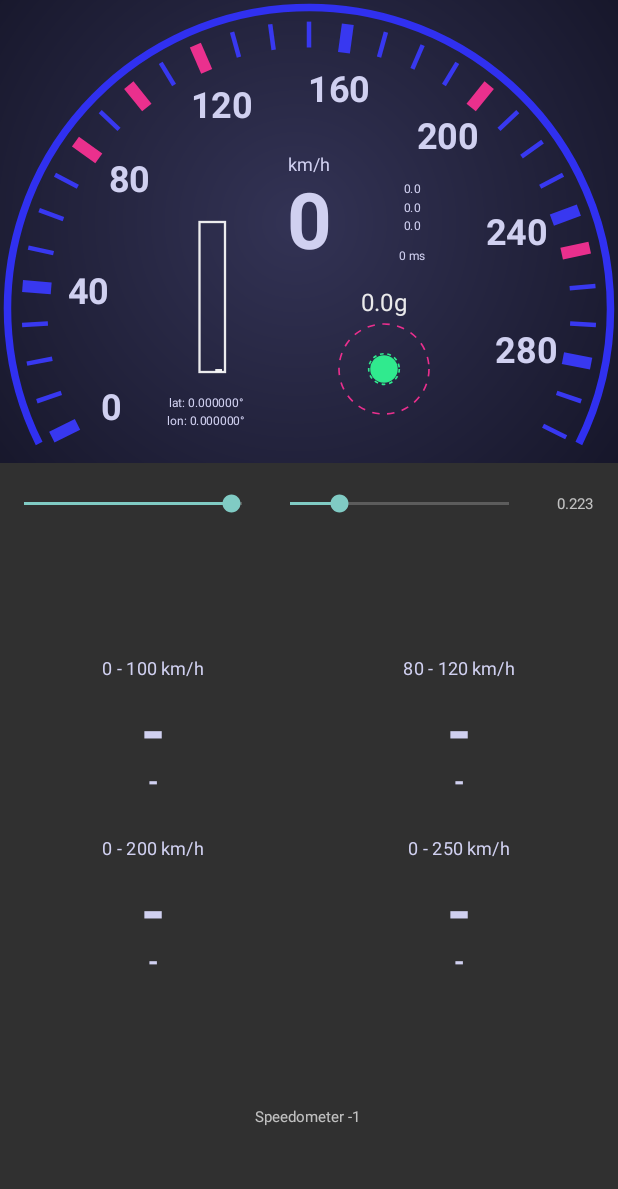
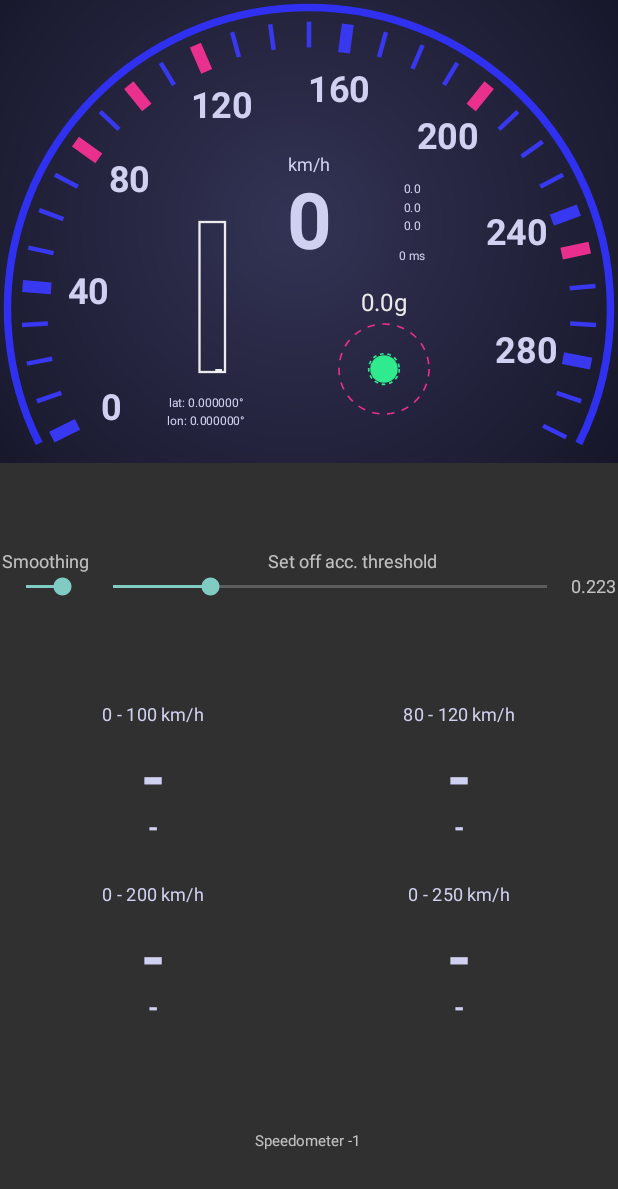
Before and after one commit to 607011/Speedometer, an Android app: the screen it shows after launch (MainActivity), on a phone screen of 412 x 824 dp. Shown: the top 1189 px of the screen. Run offline under Robolectric (Android 15) with nearby library versions, the phone set to English and light mode, and no system bars.

Commit message:
Working on better 'set off' detection.

```diff
--- a/SpeedOMeter/src/main/java/de/ct/speedometer/MainActivity.kt
+++ b/SpeedOMeter/src/main/java/de/ct/speedometer/MainActivity.kt
@@ -335,8 +335,6 @@ class MainActivity : AppCompatActivity(), LocationListener, ISpeedRangeSelection
 
 
     private fun checkForSetOff(a: FloatArray) {
-        // TODO: find appropriate values for "set off" (acceleration along the z-axis greater than 0.1 is a mere guess)
-        appInfoView!!.text = "(%2.2f, %2.2f, %2.2f)".format(a[0], a[1], a[2])
         if (a[2] > aThreshold) {
             setOff()
         }
--- a/SpeedOMeter/src/main/res/layout/activity_main.xml
+++ b/SpeedOMeter/src/main/res/layout/activity_main.xml
@@ -19,81 +19,85 @@
         app:layout_constraintRight_toRightOf="parent"
         app:layout_constraintHorizontal_bias="0.0" />
 
-    <LinearLayout
-        android:id="@+id/linearlayout"
-        android:orientation="horizontal"
-        android:gravity="center"
+    <GridLayout
+        android:id="@+id/gridLayoutSliders"
         android:layout_width="match_parent"
         android:layout_height="wrap_content"
-        android:layout_marginTop="8dp"
-        app:layout_constraintLeft_toLeftOf="parent"
-        app:layout_constraintRight_toRightOf="parent"
+        android:layout_gravity="fill"
+        android:layout_margin="1dp"
+        android:orientation="horizontal"
+        android:columnCount="3"
+        android:rowCount="2"
+        app:layout_constraintBottom_toTopOf="@+id/gridLayout"
         app:layout_constraintTop_toBottomOf="@+id/speedometer">
+        <TextView
+            android:layout_width="wrap_content"
+            android:layout_height="wrap_content"
+            android:layout_gravity="fill_horizontal"
+            android:labelFor="@+id/alphaSeekBar"
+            android:text="@string/smoothing"
+            android:textAlignment="center"
+            android:textSize="12sp" />
+        <TextView
+            android:layout_columnSpan="2"
+            android:labelFor="@+id/aSeekBar"
+            android:layout_gravity="fill"
+            android:text="@string/aThreshold"
+            android:textAlignment="center"
+            android:textSize="12sp" />
         <SeekBar
             android:id="@+id/alphaSeekBar"
+            android:layout_gravity="fill_horizontal"
             android:layout_width="wrap_content"
             android:layout_height="wrap_content"
-            android:layout_weight="4"
-            android:paddingBottom="10dp"
-            android:paddingTop="10dp"
             android:max="10000"
             android:progress="9000" />
         <SeekBar
             android:id="@+id/aSeekBar"
+            android:layout_gravity="fill_horizontal"
             android:layout_width="wrap_content"
             android:layout_height="wrap_content"
-            android:layout_weight="4"
-            android:paddingBottom="10dp"
-            android:paddingTop="10dp"
             android:max="10000"
             android:progress="1000" />
         <TextView
             android:id="@+id/aThresholdView"
             android:layout_width="wrap_content"
             android:layout_height="wrap_content"
-            android:layout_weight="1"
             android:textAlignment="center"
-            android:textSize="10sp"
-            android:text=""
-            android:paddingBottom="10dp"
-            android:paddingTop="10dp"/>
-    </LinearLayout>
+            android:text="---"
+            android:textSize="12sp" />
+    </GridLayout>
 
     <GridLayout
         android:layout_width="0dp"
         android:layout_height="wrap_content"
         android:columnCount="2"
         android:rowCount="2"
-        app:layout_constraintTop_toBottomOf="@+id/linearlayout"
+        app:layout_constraintTop_toBottomOf="@+id/gridLayoutSliders"
         app:layout_constraintRight_toRightOf="parent"
         app:layout_constraintLeft_toLeftOf="parent"
         app:layout_constraintBottom_toTopOf="@+id/appInfoView"
         android:id="@+id/gridLayout">
-
         <de.ct.speedometer.StopwatchView
             android:id="@+id/stopwatch1"
             android:background="@drawable/ripple"
             android:layout_margin="1dp"
             />
-
         <de.ct.speedometer.StopwatchView
             android:id="@+id/stopwatch2"
             android:background="@drawable/ripple"
             android:layout_margin="1dp"
             />
-
         <de.ct.speedometer.StopwatchView
             android:id="@+id/stopwatch3"
             android:background="@drawable/ripple"
             android:layout_margin="1dp"
             />
-
         <de.ct.speedometer.StopwatchView
             android:id="@+id/stopwatch4"
             android:background="@drawable/ripple"
             android:layout_margin="1dp"
             />
-
     </GridLayout>
 
     <TextView
--- a/SpeedOMeter/src/main/res/values/strings.xml
+++ b/SpeedOMeter/src/main/res/values/strings.xml
@@ -11,4 +11,6 @@
     <string name="settings">Settings</string>
     <string name="about">About</string>
     <string name="help">Help</string>
+    <string name="smoothing">Smoothing</string>
+    <string name="aThreshold">Set off acc. threshold</string>
 </resources>
```
